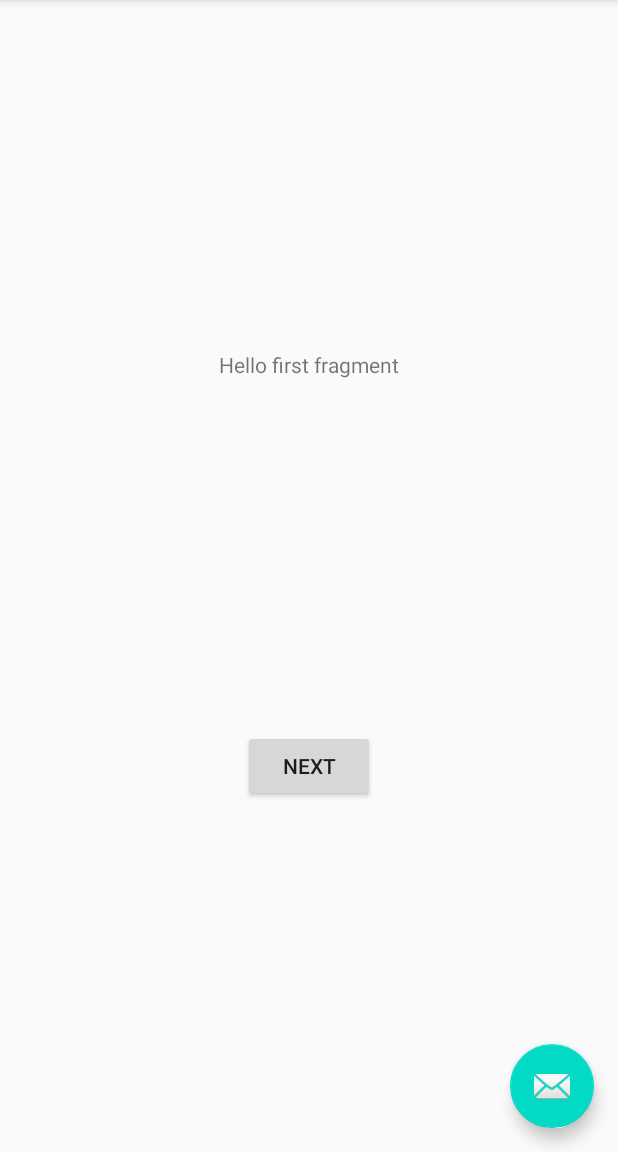
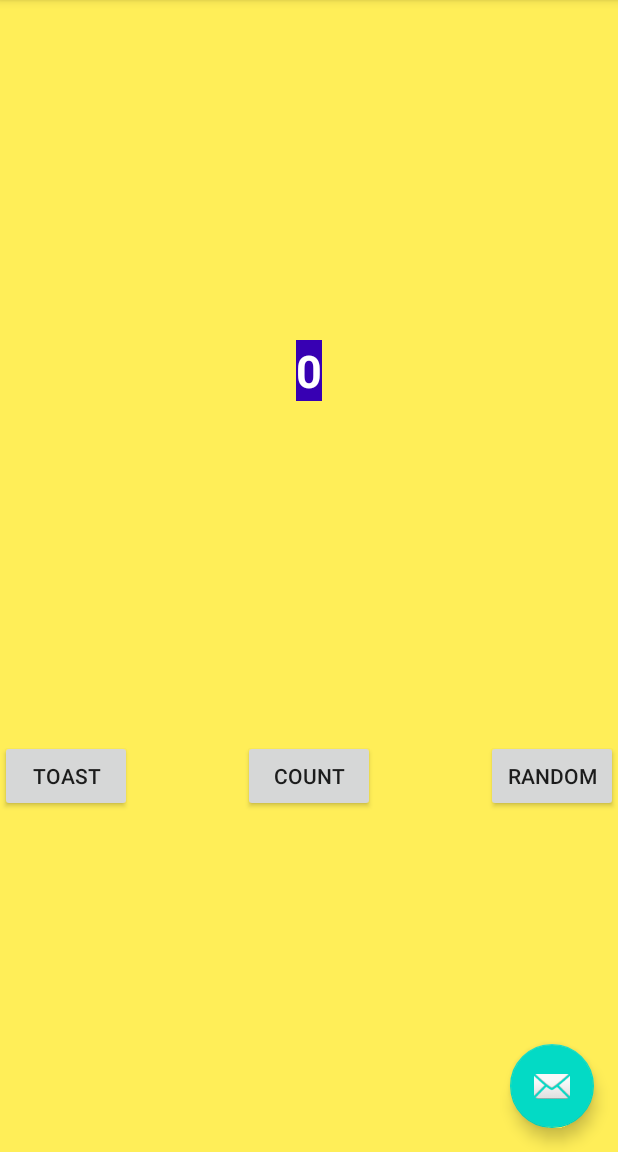
Before and after one commit to Marcellofabbri/FitnessStand-Android, an Android app: the screen it shows after launch (MainActivity), on a phone screen of 412 x 824 dp, the part 84-1236 px from its top. Run offline under Robolectric (Android 15) with nearby library versions, the phone set to English and light mode, and no system bars.

```diff
--- a/app/src/main/java/net/marcello/fitnessstand/FirstFragment.java
+++ b/app/src/main/java/net/marcello/fitnessstand/FirstFragment.java
@@ -4,12 +4,17 @@ import android.os.Bundle;
 import android.view.LayoutInflater;
 import android.view.View;
 import android.view.ViewGroup;
+import android.widget.Toast;
 
 import androidx.annotation.NonNull;
 import androidx.fragment.app.Fragment;
 import androidx.navigation.fragment.NavHostFragment;
 
 public class FirstFragment extends Fragment {
+
+    private void countMe(View view) {
+        String countString = showCountTextView.getText().toString();
+    }
 
     @Override
     public View onCreateView(
@@ -23,12 +28,27 @@ public class FirstFragment extends Fragment {
     public void onViewCreated(@NonNull View view, Bundle savedInstanceState) {
         super.onViewCreated(view, savedInstanceState);
 
-        view.findViewById(R.id.button_first).setOnClickListener(new View.OnClickListener() {
+        view.findViewById(R.id.random_button).setOnClickListener(new View.OnClickListener() {
             @Override
             public void onClick(View view) {
                 NavHostFragment.findNavController(FirstFragment.this)
                         .navigate(R.id.action_FirstFragment_to_SecondFragment);
             }
         });
+
+        view.findViewById(R.id.toast_button).setOnClickListener(new View.OnClickListener() {
+            @Override
+            public void onClick(View view) {
+                Toast myToast = Toast.makeText(getActivity(), "Hello dis is a toast", Toast.LENGTH_SHORT);
+                myToast.show();
+            }
+        });
+
+        view.findViewById(R.id.count_button).setOnClickListener(new View.OnClickListener() {
+            @Override
+            public void onClick(View view) {
+                countMe(view);
+            }
+        });
     }
 }
--- a/app/src/main/res/layout/fragment_first.xml
+++ b/app/src/main/res/layout/fragment_first.xml
@@ -4,25 +4,49 @@
     xmlns:tools="http://schemas.android.com/tools"
     android:layout_width="match_parent"
     android:layout_height="match_parent"
+    android:background="@color/screenBackground"
     tools:context=".FirstFragment">
 
     <TextView
         android:id="@+id/textview_first"
         android:layout_width="wrap_content"
         android:layout_height="wrap_content"
-        android:text="@string/hello_first_fragment"
-        app:layout_constraintBottom_toTopOf="@id/button_first"
+        android:background="@color/colorPrimaryDark"
+        android:text="@integer/central"
+        android:textColor="@android:color/white"
+        android:textSize="30sp"
+        android:textStyle="bold"
+        app:layout_constraintBottom_toBottomOf="parent"
+        app:layout_constraintBottom_toTopOf="@id/count_button"
         app:layout_constraintEnd_toEndOf="parent"
         app:layout_constraintStart_toStartOf="parent"
         app:layout_constraintTop_toTopOf="parent" />
 
     <Button
-        android:id="@+id/button_first"
+        android:id="@+id/random_button"
         android:layout_width="wrap_content"
         android:layout_height="wrap_content"
-        android:text="@string/next"
+        android:text="@string/random_button_text"
         app:layout_constraintBottom_toBottomOf="parent"
         app:layout_constraintEnd_toEndOf="parent"
-        app:layout_constraintStart_toStartOf="parent"
-        app:layout_constraintTop_toBottomOf="@id/textview_first" />
+        app:layout_constraintTop_toBottomOf="@+id/textview_first" />
+
+    <Button
+        android:id="@+id/toast_button"
+        android:layout_width="wrap_content"
+        android:layout_height="wrap_content"
+        android:text="@string/toast_button_text"
+        app:layout_constraintBottom_toBottomOf="parent"
+        app:layout_constraintTop_toBottomOf="@+id/textview_first"
+        app:layout_constraintStart_toStartOf="parent" />
+
+    <Button
+        android:id="@+id/count_button"
+        android:layout_width="wrap_content"
+        android:layout_height="wrap_content"
+        android:text="@string/count_button_text"
+        app:layout_constraintBottom_toBottomOf="parent"
+        app:layout_constraintEnd_toStartOf="@id/random_button"
+        app:layout_constraintStart_toEndOf="@id/toast_button"
+        app:layout_constraintTop_toBottomOf="@+id/textview_first" />
 </androidx.constraintlayout.widget.ConstraintLayout>
--- a/app/src/main/res/values/colors.xml
+++ b/app/src/main/res/values/colors.xml
@@ -3,4 +3,5 @@
     <color name="colorPrimary">#6200EE</color>
     <color name="colorPrimaryDark">#3700B3</color>
     <color name="colorAccent">#03DAC5</color>
+    <color name="screenBackground">#FFEE58</color>
 </resources>
--- a/app/src/main/res/values/strings.xml
+++ b/app/src/main/res/values/strings.xml
@@ -4,9 +4,10 @@
     <!-- Strings used for fragments for navigation -->
     <string name="first_fragment_label">First Fragment</string>
     <string name="second_fragment_label">Second Fragment</string>
-    <string name="next">Next</string>
+    <string name="random_button_text">Random</string>
     <string name="previous">Previous</string>
-
-    <string name="hello_first_fragment">Hello first fragment</string>
+    <integer name="central">0</integer>
     <string name="hello_second_fragment">Hello second fragment. Arg: %1$s</string>
+    <string name="toast_button_text">Toast</string>
+    <string name="count_button_text">COUNT</string>
 </resources>
```
